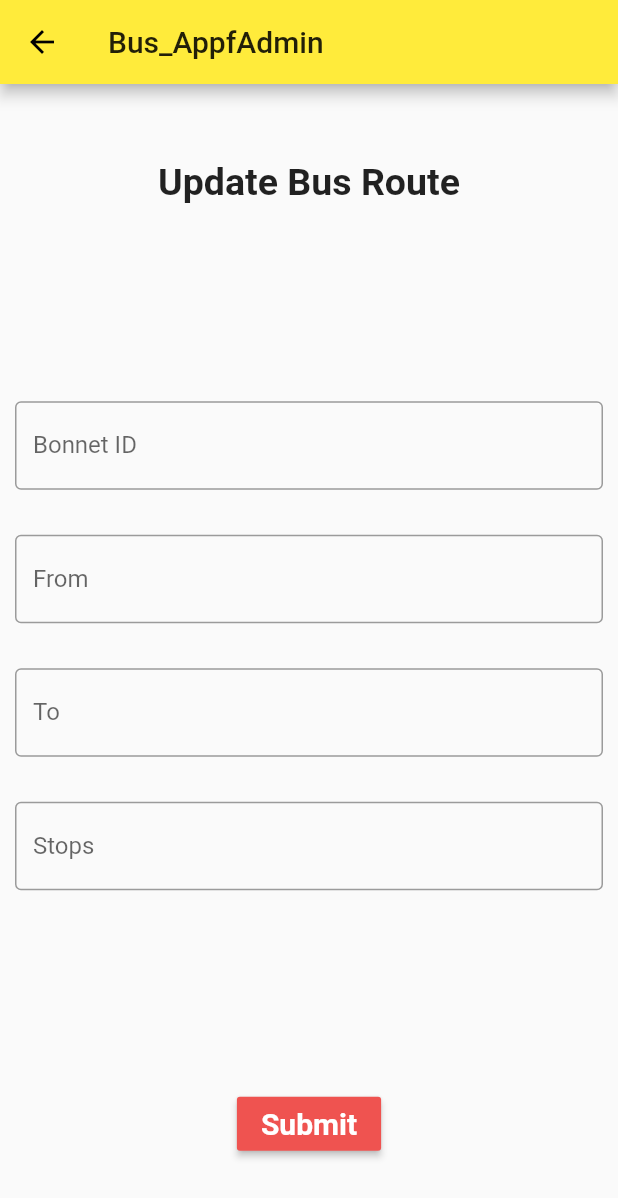
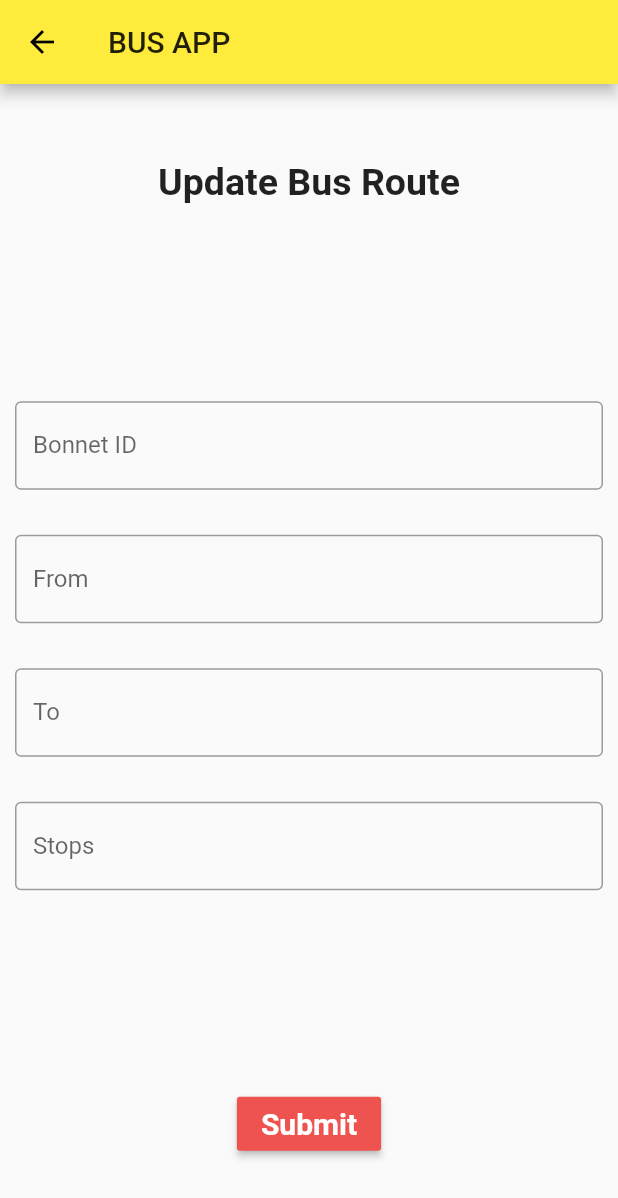
Before and after one commit to Faslapa/conductorapp, a Flutter app: the ConductorView screen opened by its route, after a tap on "Update Bus Route", on a phone screen of 412 x 824 dp. Shown: the top 1198 px of the screen. Run offline on Flutter 3.47's test engine with Material 2 defaults, Android fonts, the phone set to English and light mode, and no system bars.

Commit message:
Second commit

```diff
--- a/lib/conductorview.dart
+++ b/lib/conductorview.dart
@@ -13,7 +13,7 @@ class _ConductorViewState extends State<ConductorView> {
       appBar: AppBar(
         // Here we take the value from the MyHomePage object that was created by
         // the App.build method, and use it to set our appbar title.
-        title: Text('Bus App'),
+        title: Text('BUS APP'),
       ),
       body: Center(
         // Center is a layout widget. It takes a single child and positions it
--- a/lib/createbus.dart
+++ b/lib/createbus.dart
@@ -13,7 +13,7 @@ class _CreatebusState extends State<Createbus> {
       appBar: AppBar(
         // Here we take the value from the MyHomePage object that was created by
         // the App.build method, and use it to set our appbar title.
-        title: Text('Bus_AppfAdmin'),
+        title: Text('BUS APP'),
       ),
       body: Center(
         // Center is a layout widget. It takes a single child and positions it
--- a/lib/home.dart
+++ b/lib/home.dart
@@ -32,7 +32,7 @@ class _MyHomePageState extends State<MyHomePage> {
       appBar: AppBar(
         // Here we take the value from the MyHomePage object that was created by
         // the App.build method, and use it to set our appbar title.
-        title: Text(widget.title),
+        title: Text("BUS APP"),
       ),
       body: Center(
         // Center is a layout widget. It takes a single child and positions it
--- a/lib/loginadmin.dart
+++ b/lib/loginadmin.dart
@@ -19,7 +19,7 @@ class _LoginadminPageState extends State<LoginadminPage> {
       appBar: AppBar(
         // Here we take the value from the MyHomePage object that was created by
         // the App.build method, and use it to set our appbar title.
-        title: Text('Bus_app'),
+        title: Text('BUS APP'),
       ),
       body: Center(
         // Center is a layout widget. It takes a single child and positions it
--- a/lib/loginpage.dart
+++ b/lib/loginpage.dart
@@ -19,7 +19,7 @@ class _LoginPageState extends State<LoginPage> {
       appBar: AppBar(
         // Here we take the value from the MyHomePage object that was created by
         // the App.build method, and use it to set our appbar title.
-        title: Text('Bus_app'),
+        title: Text('BUS APP'),
       ),
       body: Center(
         // Center is a layout widget. It takes a single child and positions it
--- a/lib/main.dart
+++ b/lib/main.dart
@@ -14,7 +14,7 @@ class MyApp extends StatelessWidget {
   @override
   Widget build(BuildContext context) {
     return MaterialApp(
-      title: 'Flutter Demo',
+      title: 'BUS APP',
       theme: ThemeData(
         // This is the theme of your application.
         //
--- a/lib/updatebus.dart
+++ b/lib/updatebus.dart
@@ -13,7 +13,7 @@ class _UpdateBusState extends State<UpdateBus> {
       appBar: AppBar(
         // Here we take the value from the MyHomePage object that was created by
         // the App.build method, and use it to set our appbar title.
-        title: Text('Bus_AppfAdmin'),
+        title: Text('BUS APP'),
       ),
       body: Center(
         // Center is a layout widget. It takes a single child and positions it
```
